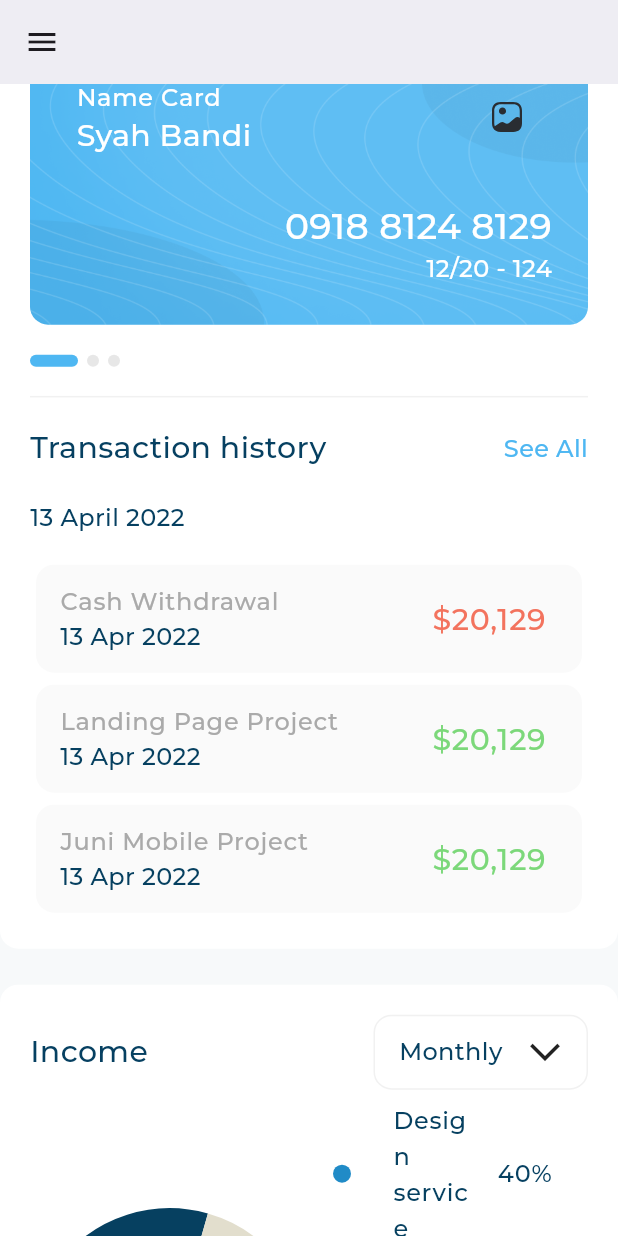
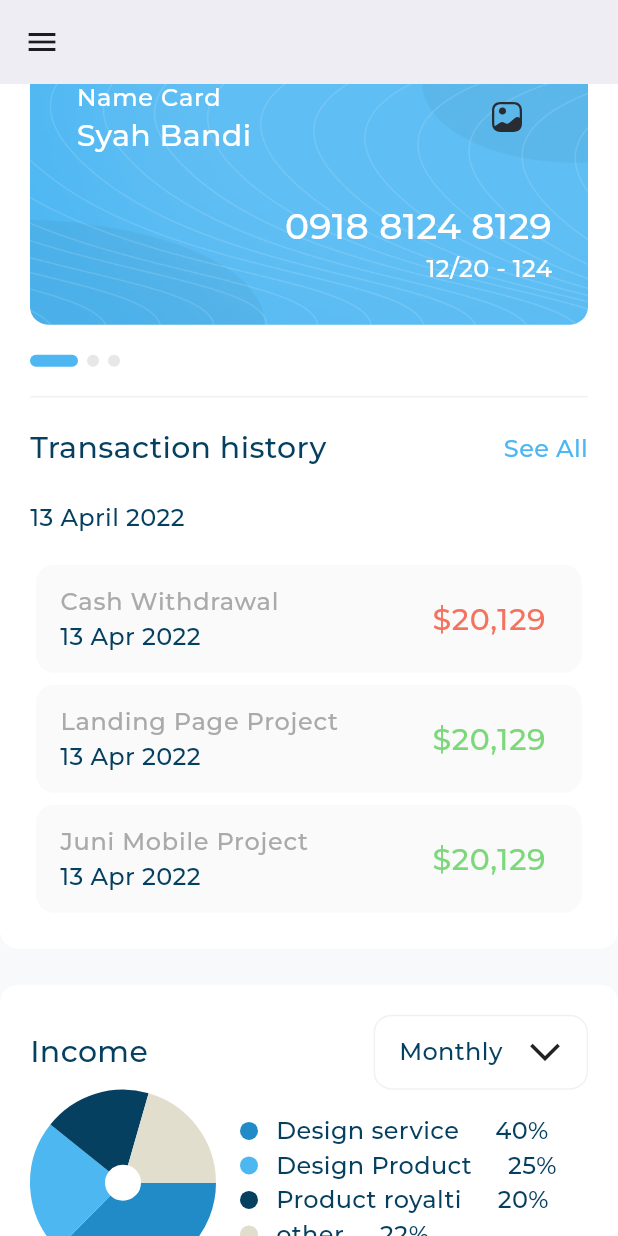
Before and after one commit to Shehab-Emad20/responsive_dash_board, a Flutter app: the screen it shows after launch, scrolled down 1152 dp, on a phone screen of 412 x 824 dp. Run offline on Flutter 3.47's test engine with Material 3 defaults, Android fonts, the phone set to English and light mode, and no system bars; drawn by our look-alikes of expandable_page_view, fl_chart; our stand-ins replace flutter_svg; project files that could hold a hidden picture were left out.

Commit message:
Responsive desktop layout part five

```diff
--- /dev/null
+++ b/lib/widgets/incom_section_body.dart
@@ -0,0 +1,24 @@
+import 'package:flutter/material.dart';
+import 'package:responsive_dash_board/widgets/income_chart.dart';
+import 'package:responsive_dash_board/widgets/income_detalis.dart';
+
+class IncomSectionBody extends StatelessWidget {
+  const IncomSectionBody({
+    super.key,
+  });
+
+  @override
+  Widget build(BuildContext context) {
+    double width = MediaQuery.of(context).size.width;
+
+    return width >= 1200 && width < 1750
+        ? const SizedBox()
+        : const Row(
+            crossAxisAlignment: CrossAxisAlignment.center,
+            children: [
+              Expanded(child: IncomeChart()),
+              Expanded(flex: 2, child: IncomeDetalis())
+            ],
+          );
+  }
+}
--- a/lib/widgets/income.dart
+++ b/lib/widgets/income.dart
@@ -1,7 +1,6 @@
 import 'package:flutter/material.dart';
 import 'package:responsive_dash_board/widgets/custom_background_container.dart';
-import 'package:responsive_dash_board/widgets/income_chart.dart';
-import 'package:responsive_dash_board/widgets/income_detalis.dart';
+import 'package:responsive_dash_board/widgets/incom_section_body.dart';
 import 'package:responsive_dash_board/widgets/incomesectioheader.dart';
 
 class Income extends StatelessWidget {
@@ -11,16 +10,7 @@ class Income extends StatelessWidget {
   Widget build(BuildContext context) {
     return const CustomBackground(
       child: Column(
-        children: [
-          IncomeSectioHeader(),
-          Row(
-            crossAxisAlignment: CrossAxisAlignment.center,
-            children: [
-              Expanded(child: IncomeChart()),
-              Expanded(child: IncomeDetalis())
-            ],
-          )
-        ],
+        children: [IncomeSectioHeader(), IncomSectionBody()],
       ),
     );
   }
--- a/lib/widgets/income_detalis.dart
+++ b/lib/widgets/income_detalis.dart
@@ -29,6 +29,7 @@ class IncomeDetalis extends StatelessWidget {
   @override
   Widget build(BuildContext context) {
     return Column(
+        crossAxisAlignment: CrossAxisAlignment.start,
         children: items.map((e) => ItemDetails(itemdetailsModel: e)).toList());
     // return ListView.builder(
     //     itemCount: items.length,
--- a/lib/widgets/item_details.dart
+++ b/lib/widgets/item_details.dart
@@ -7,15 +7,35 @@ class ItemDetails extends StatelessWidget {
   final ItemDetailsModel itemdetailsModel;
   @override
   Widget build(BuildContext context) {
-    return ListTile(
-      leading: Container(
-        width: 12,
-        height: 12,
-        decoration: ShapeDecoration(
-            color: itemdetailsModel.color, shape: const OvalBorder()),
+    return Padding(
+      padding: const EdgeInsets.only(left: 16.0),
+      child: FittedBox(
+        fit: BoxFit.scaleDown,
+        child: Row(
+          children: [
+            Container(
+              width: 12,
+              height: 12,
+              decoration: ShapeDecoration(
+                  color: itemdetailsModel.color, shape: const OvalBorder()),
+            ),
+            const SizedBox(width: 12),
+            Text(itemdetailsModel.title, style: AppStyles.styleRegular16),
+            const SizedBox(width: 24),
+            Text(itemdetailsModel.value, style: AppStyles.styleMedium16),
+          ],
+        ),
       ),
-      title: Text(itemdetailsModel.title, style: AppStyles.styleRegular16),
-      trailing: Text(itemdetailsModel.value, style: AppStyles.styleMedium16),
     );
+    // return ListTile(
+    //   leading: Container(
+    //     width: 12,
+    //     height: 12,
+    //     decoration: ShapeDecoration(
+    //         color: itemdetailsModel.color, shape: const OvalBorder()),
+    //   ),
+    //   title: Text(itemdetailsModel.title, style: AppStyles.styleRegular16),
+    //   trailing: Text(itemdetailsModel.value, style: AppStyles.styleMedium16),
+    // );
   }
 }
```
